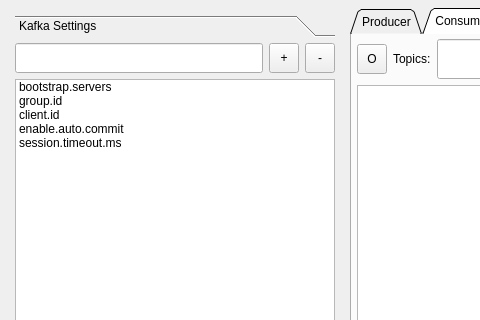
Before: the Qt Designer form src/app/kafman/src/main/resources/forms/main_qt_view.ui in yorevs/hspylib, drawn with Qt 5; both pictures show x 0 to 480 and y 0 to 320 of the 1024 by 700 pixel window.
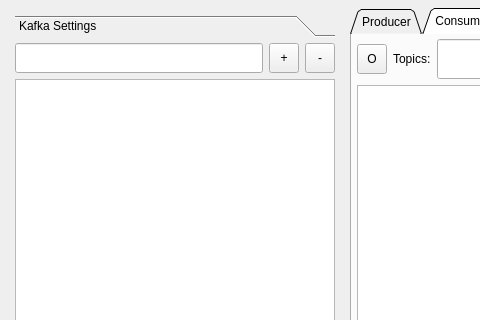
After: the same form once the commit is applied. The open tabs and pages were chosen to show the change. Custom widgets are drawn as their Qt base class.

```diff
--- a/src/app/kafman/src/main/resources/forms/main_qt_view.ui
+++ b/src/app/kafman/src/main/resources/forms/main_qt_view.ui
@@ -94,7 +94,7 @@
                       <rect>
                         <x>0</x>
                         <y>0</y>
-                        <width>329</width>
+            <width>313</width>
                         <height>528</height>
                       </rect>
                     </property>
@@ -343,31 +343,6 @@
                                       <property name="showDropIndicator" stdset="0">
                                         <bool>false</bool>
                                       </property>
-                                      <item>
-                                        <property name="text">
-                                          <string>bootstrap.servers</string>
-                                        </property>
-                                      </item>
-                                      <item>
-                                        <property name="text">
-                                          <string>group.id</string>
-                                        </property>
-                                      </item>
-                                      <item>
-                                        <property name="text">
-                                          <string>client.id</string>
-                                        </property>
-                                      </item>
-                                      <item>
-                                        <property name="text">
-                                          <string>enable.auto.commit</string>
-                                        </property>
-                                      </item>
-                                      <item>
-                                        <property name="text">
-                                          <string>session.timeout.ms</string>
-                                        </property>
-                                      </item>
                                     </widget>
                                   </item>
                                 </layout>
```
Left out of the diff: 15 changed lines with no effect on the pictures. Lines whose indentation alone changed are shown as unchanged.
